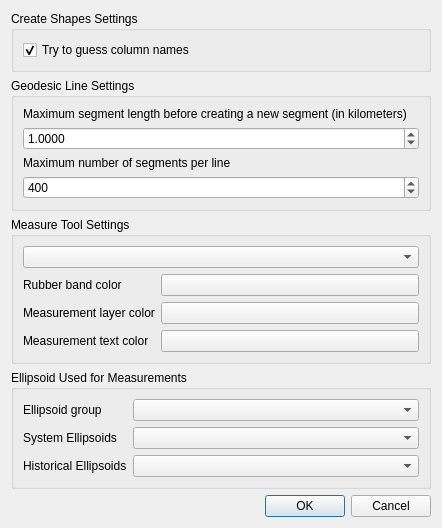
Qt form ui/settings.ui (NationalSecurityAgency/qgis-shapetools-plugin) before a commit.
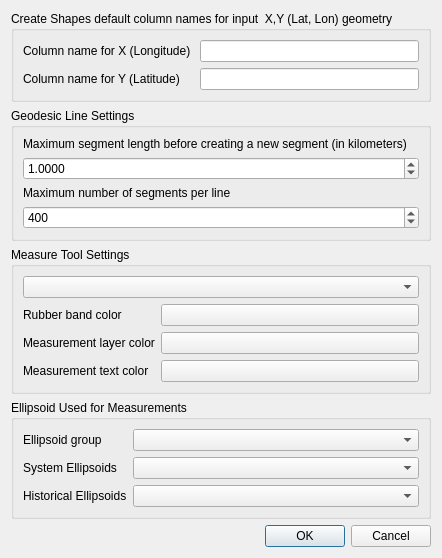
The same form after that commit. Custom widgets are drawn as their Qt base class.

Commit message: Added option to include input point geometry in output shape table.

What changed in the file:
```diff
--- a/ui/settings.ui
+++ b/ui/settings.ui
@@ -7,7 +7,7 @@
     <x>0</x>
     <y>0</y>
     <width>442</width>
-    <height>471</height>
+    <height>487</height>
    </rect>
   </property>
   <property name="windowTitle">
@@ -20,19 +20,29 @@
    <item>
     <widget class="QGroupBox" name="groupBox">
      <property name="title">
-      <string>Create Shapes Settings</string>
+      <string>Create Shapes default column names for input  X,Y (Lat, Lon) geometry</string>
      </property>
-     <layout class="QVBoxLayout" name="verticalLayout_2">
-      <item>
-       <widget class="QCheckBox" name="guessCheckBox">
+     <layout class="QFormLayout" name="formLayout_3">
+      <item row="0" column="0">
+       <widget class="QLabel" name="label_9">
         <property name="text">
-         <string>Try to guess column names</string>
+         <string>Column name for X (Longitude) </string>
         </property>
-        <property name="checked">
-         <bool>true</bool>
+       </widget>
+      </item>
+      <item row="0" column="1">
+       <widget class="QLineEdit" name="xColumnNameLineEdit"/>
+      </item>
+      <item row="1" column="0">
+       <widget class="QLabel" name="label_10">
+        <property name="text">
+         <string>Column name for Y (Latitude) </string>
         </property>
        </widget>
       </item>
+      <item row="1" column="1">
+       <widget class="QLineEdit" name="yColumnNameLineEdit"/>
+      </item>
      </layout>
     </widget>
    </item>
```
Left out of the diff: 6 changed lines with no effect on the pictures. The commit also changes 18 other files.
